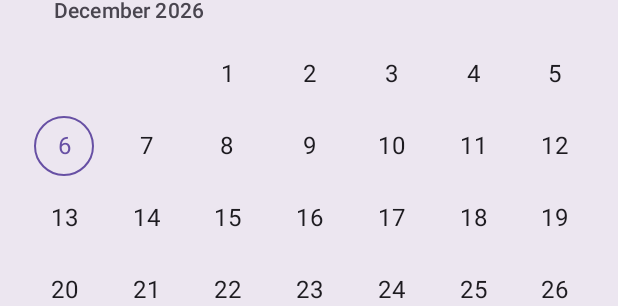
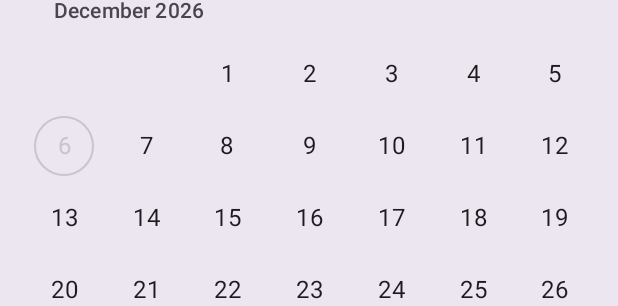
Before and after one commit to HOGENTDevOpsPrj/devops-23-24-android-t01-Test, an Android app built with Jetpack Compose: the @Preview function CalendarView, on a phone screen of 412 x 824 dp. Shown: the part 228-534 px from the top of the screen. Run offline under Robolectric (Android 15) with nearby library versions, the phone set to English and light mode, and no system bars; network calls fail.

```diff
--- a/app/build.gradle.kts
+++ b/app/build.gradle.kts
@@ -88,5 +88,4 @@ dependencies {
     androidTestImplementation("androidx.navigation:navigation-testing:2.7.5")
     debugImplementation("androidx.compose.ui:ui-tooling")
     debugImplementation("androidx.compose.ui:ui-test-manifest")
-
 }
--- a/app/src/main/java/com/example/blanche/ui/navigation/BlancheAppTopBar.kt
+++ b/app/src/main/java/com/example/blanche/ui/components/BlancheAppTopBar.kt
@@ -1,4 +1,4 @@
-package com.example.blanche.ui.navigation
+package com.example.blanche.ui.components
 
 import androidx.compose.material.icons.Icons
 import androidx.compose.material.icons.filled.ArrowBack
--- a/app/src/main/java/com/example/blanche/ui/components/NavigationDrawer.kt
+++ b/app/src/main/java/com/example/blanche/ui/components/NavigationDrawer.kt
@@ -13,7 +13,7 @@ import androidx.compose.ui.graphics.Color
 import androidx.compose.ui.res.dimensionResource
 import androidx.navigation.NavDestination
 import com.example.blanche.R
-import com.example.blanche.ui.formulas.FormulaOverviewScreen
+import com.example.blanche.ui.navigation.FormulaOverviewScreen
 
 @OptIn(ExperimentalMaterial3Api::class)
 @Composable
--- a/app/src/main/java/com/example/blanche/ui/components/NavigationRail.kt
+++ b/app/src/main/java/com/example/blanche/ui/components/NavigationRail.kt
@@ -6,7 +6,7 @@ import androidx.compose.material3.NavigationRailItem
 import androidx.compose.runtime.Composable
 import androidx.compose.ui.Modifier
 import androidx.navigation.NavDestination
-import com.example.blanche.ui.formulas.FormulaOverviewScreen
+import com.example.blanche.ui.navigation.FormulaOverviewScreen
 
 @Composable
 fun BlancheNavigationRail(
--- a/app/src/main/java/com/example/blanche/ui/reservations/CalendarView.kt
+++ b/app/src/main/java/com/example/blanche/ui/reservations/CalendarView.kt
@@ -5,11 +5,11 @@ import androidx.compose.foundation.layout.Row
 import androidx.compose.material3.DatePickerDefaults
 import androidx.compose.material3.DateRangePicker
 import androidx.compose.material3.ExperimentalMaterial3Api
+import androidx.compose.material3.MaterialTheme
 import androidx.compose.material3.SelectableDates
 import androidx.compose.material3.rememberDateRangePickerState
 import androidx.compose.runtime.Composable
 import androidx.compose.ui.Modifier
-import androidx.compose.ui.graphics.Color
 import androidx.compose.ui.tooling.preview.Preview
 
 @OptIn(ExperimentalMaterial3Api::class)
@@ -34,7 +34,9 @@ fun CalendarView() {
         DateRangePicker(
             state = state,
             colors = DatePickerDefaults.colors(
-                disabledDayContentColor = Color.Red,
+                todayContentColor = MaterialTheme.colorScheme.outlineVariant,
+                todayDateBorderColor = MaterialTheme.colorScheme.outlineVariant,
+                disabledDayContentColor = MaterialTheme.colorScheme.error,
                 //dayInSelectionRangeContainerColor = Color.Red
             ),
             modifier = Modifier.weight(1f))
--- a/app/src/main/res/values/strings.xml
+++ b/app/src/main/res/values/strings.xml
@@ -15,4 +15,5 @@
     <string name="edit_formula_content_description">edit formula</string>
     <string name="delete_formula_content_description">delete formula</string>
     <string name="navigation_rail">Navigate between items here</string>
+    <string name="Reservations">Reservaties</string>
 </resources>
```
Also changed, not shown: app/src/main/java/com/example/blanche/MainActivity.kt (+6 -10 lines), app/src/main/java/com/example/blanche/ui/BlancheApp.kt (+14 -13 lines), app/src/main/java/com/example/blanche/ui/components/BlancheAppBottomBar.kt (renamed from app/src/main/java/com/example/blanche/ui/navigation/BlancheAppBottomBar.kt, +12 -3 lines), app/src/main/java/com/example/blanche/ui/formulas/FormulaOverviewScreen.kt (deleted, +0 -13 lines), app/src/main/java/com/example/blanche/ui/navigation/FormulaOverviewScreen.kt (added, +14 -0 lines), app/src/main/java/com/example/blanche/ui/navigation/ReservationOverviewScreen.kt (added, +13 -0 lines), app/src/main/java/com/example/blanche/ui/navigation/navigation.kt (+4 -5 lines).
